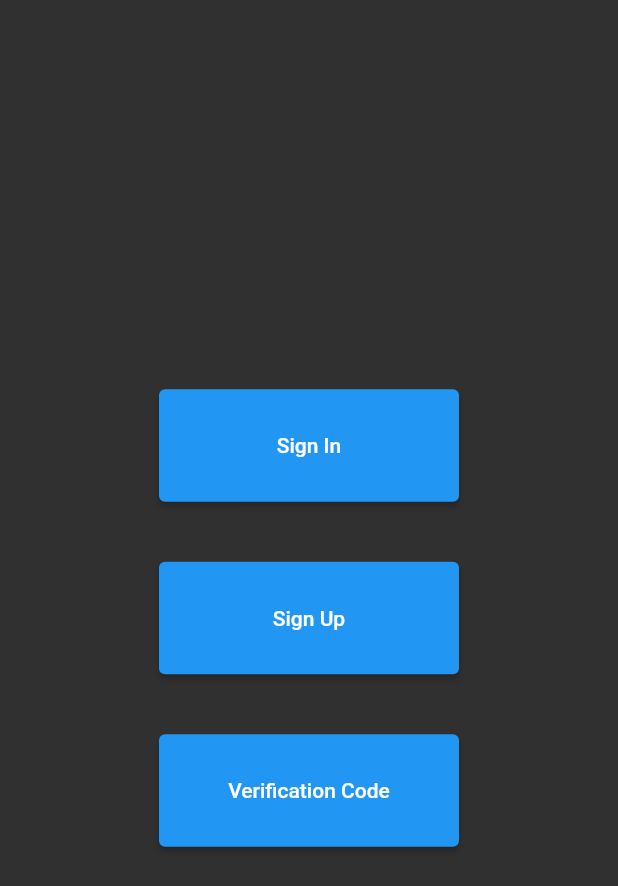
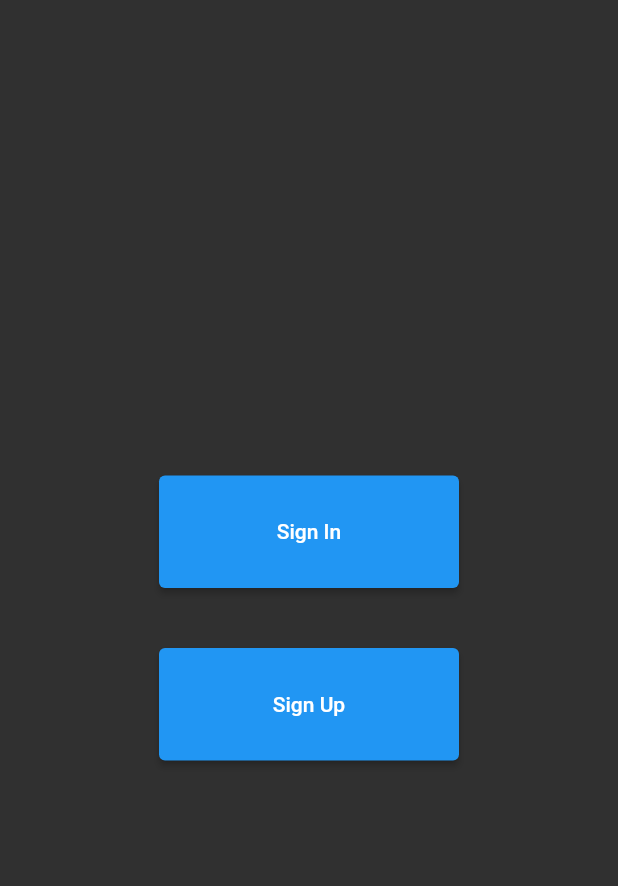
Before and after one commit to TD-Academy/Elf-Hearts-Mobile, a Flutter app: the screen it shows after launch, on a phone screen of 412 x 824 dp. Shown: the top 886 px of the screen. Run offline on Flutter 3.47's test engine with Material 2 defaults, Android fonts, the phone set to English and light mode, and no system bars; our stand-ins replace flutter_secure_storage, google_fonts, lottie; network calls fail.

Commit message:
removed otp from start

```diff
--- a/lib/screens/start/components/body.dart
+++ b/lib/screens/start/components/body.dart
@@ -34,17 +34,6 @@ class _StartPageBodyState extends State<StartPageBody> {
                 Navigator.of(context).pushNamed('/signUp');
               },
             ),
-          ),
-          const Padding(padding: EdgeInsets.fromLTRB(0, 20, 0, 20)),
-          SizedBox(
-            height: 75,
-            width: 200,
-            child: ElevatedButton(
-              child: const Text('Verification Code'),
-              onPressed: () {
-                Navigator.of(context).pushNamed('/otp');
-              },
-            ),
           )
         ],
       ),
```
